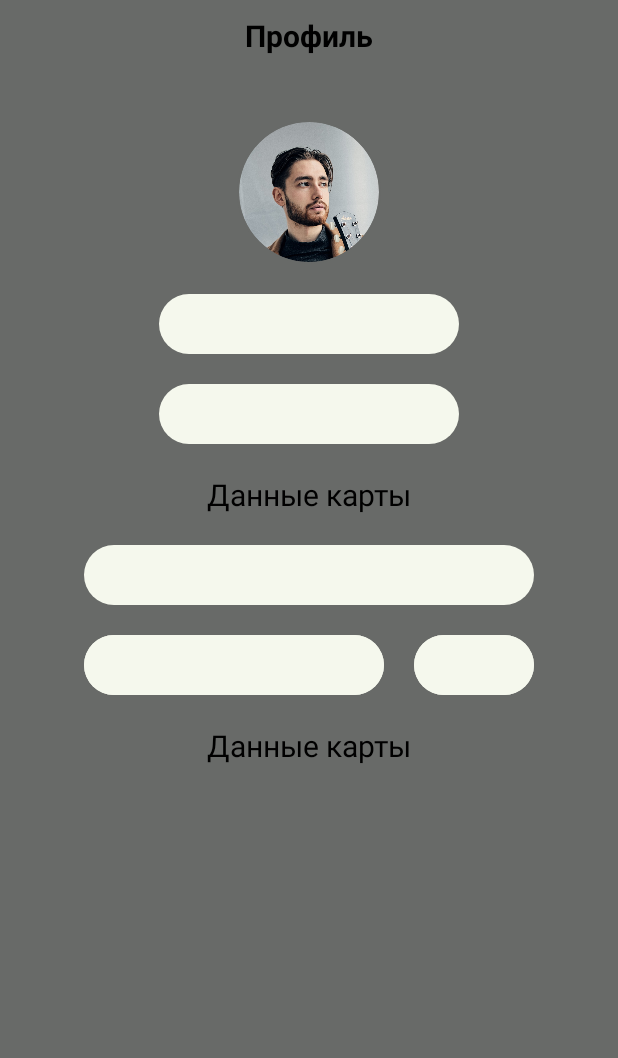
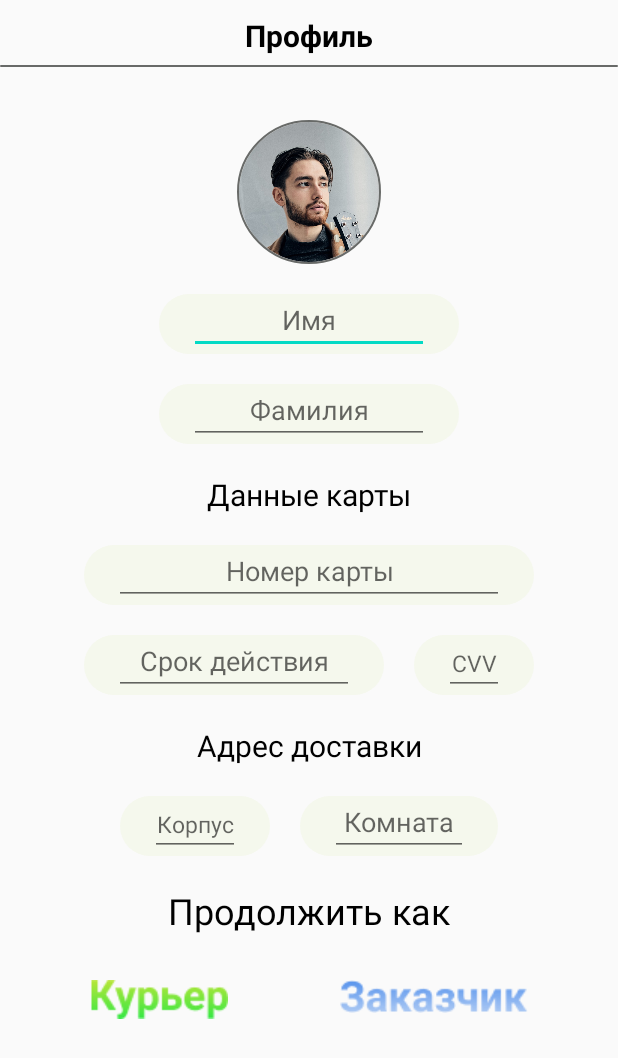
Before and after one commit to kmac3063/fefu_food_app, an Android app: the ProfileActivity screen opened directly, with no data from a screen before it, on a phone screen of 412 x 824 dp. Shown: the top 1058 px of the screen. Run offline under Robolectric (Android 15) with nearby library versions, the phone set to English and light mode, and no system bars; our stand-ins replace CircleImageView.

Commit message:
Complete start screen

```diff
--- a/app/src/main/res/layout/activity_main.xml
+++ b/app/src/main/res/layout/activity_main.xml
@@ -67,7 +67,8 @@
         android:inputType="phone"
         android:maxLength="12"
         android:gravity="center"
-        android:backgroundTint="@color/colorGray"/>
+        android:backgroundTint="@color/colorGray"
+        android:hint="Номер телефона"/>
     <View
         android:id="@+id/view2"
         android:layout_width="300dp"
--- a/app/src/main/res/layout/activity_profile.xml
+++ b/app/src/main/res/layout/activity_profile.xml
@@ -4,8 +4,7 @@
     xmlns:tools="http://schemas.android.com/tools"
     android:layout_width="match_parent"
     android:layout_height="match_parent"
-    tools:context=".ProfileActivity"
-    android:background="@color/colorGray">
+    tools:context=".ProfileActivity">
     <TextView
         android:id="@+id/text_view21"
         android:layout_width="wrap_content"
@@ -36,6 +35,7 @@
         app:layout_constraintRight_toRightOf="parent"
         app:layout_constraintTop_toTopOf="parent"
         android:layout_marginTop="80dp"/>
+
     <ImageView
         android:id="@+id/image_view21"
         android:layout_width="200dp"
@@ -101,7 +101,7 @@
         android:id="@+id/text_view23"
         android:layout_width="wrap_content"
         android:layout_height="wrap_content"
-        android:text="Данные карты"
+        android:text="Адрес доставки"
         app:layout_constraintLeft_toLeftOf="parent"
         app:layout_constraintRight_toRightOf="parent"
         app:layout_constraintTop_toBottomOf="@+id/image_view25"
@@ -111,10 +111,11 @@
 
     <ImageView
         android:id="@+id/image_view26"
-        android:layout_width="200dp"
+        android:layout_width="100dp"
         android:layout_height="40dp"
-        app:layout_constraintTop_toBottomOf="@id/image_view23"
-        app:layout_constraintLeft_toLeftOf="@id/image_view23"
+        app:layout_constraintTop_toBottomOf="@id/text_view23"
+        app:layout_constraintLeft_toLeftOf="parent"
+        android:layout_marginLeft="80dp"
         android:src="@drawable/rectangle2"
         android:layout_marginTop="20dp"/>
 
@@ -122,10 +123,130 @@
         android:id="@+id/image_view27"
         android:layout_width="0dp"
         android:layout_height="40dp"
+        app:layout_constraintTop_toTopOf="@id/image_view26"
+        app:layout_constraintLeft_toRightOf="@id/image_view26"
+        app:layout_constraintRight_toRightOf="parent"
+        android:src="@drawable/rectangle2"
+        android:layout_marginLeft="20dp"
+        android:layout_marginRight="80dp"/>
+
+    <TextView
+        android:id="@+id/text_view24"
+        android:layout_width="wrap_content"
+        android:layout_height="wrap_content"
+        android:text="Продолжить как"
+        app:layout_constraintLeft_toLeftOf="parent"
+        app:layout_constraintRight_toRightOf="parent"
+        app:layout_constraintTop_toBottomOf="@+id/image_view27"
+        android:textColor="@android:color/black"
+        android:layout_marginTop="20dp"
+        android:textSize="24sp"/>
+
+
+    <ImageView
+        android:id="@+id/image_view28"
+        android:layout_width="wrap_content"
+        android:layout_height="wrap_content"
+        app:layout_constraintTop_toBottomOf="@id/text_view24"
+        app:layout_constraintLeft_toLeftOf="parent"
+        android:layout_marginTop="30dp"
+        android:src="@drawable/courier"
+        android:layout_marginLeft="60dp"/>
+
+    <ImageView
+        android:id="@+id/image_view29"
+        android:layout_width="wrap_content"
+        android:layout_height="wrap_content"
+        app:layout_constraintTop_toBottomOf="@id/text_view24"
+        app:layout_constraintRight_toRightOf="parent"
+        android:layout_marginTop="30dp"
+        android:src="@drawable/client"
+        android:layout_marginRight="60dp"/>
+
+    <EditText
+        android:id="@+id/edit_text21"
+        android:layout_width="0dp"
+        android:layout_height="0dp"
+        android:hint="Имя"
+        app:layout_constraintLeft_toLeftOf="@id/image_view21"
+        app:layout_constraintRight_toRightOf="@id/image_view21"
+        app:layout_constraintTop_toTopOf="@id/image_view21"
+        app:layout_constraintBottom_toBottomOf="@id/image_view21"
+        android:gravity="center"
+        android:layout_marginHorizontal="20dp"/>
+
+    <EditText
+        android:id="@+id/edit_text22"
+        android:layout_width="0dp"
+        android:layout_height="0dp"
+        android:hint="Фамилия"
+        app:layout_constraintLeft_toLeftOf="@id/image_view22"
+        app:layout_constraintRight_toRightOf="@id/image_view22"
+        app:layout_constraintTop_toTopOf="@id/image_view22"
+        app:layout_constraintBottom_toBottomOf="@id/image_view22"
+        android:gravity="center"
+        android:layout_marginHorizontal="20dp"/>
+
+    <EditText
+        android:id="@+id/edit_text23"
+        android:layout_width="0dp"
+        android:layout_height="0dp"
+        android:hint="Номер карты"
+        app:layout_constraintLeft_toLeftOf="@id/image_view23"
+        app:layout_constraintRight_toRightOf="@id/image_view23"
+        app:layout_constraintTop_toTopOf="@id/image_view23"
+        app:layout_constraintBottom_toBottomOf="@id/image_view23"
+        android:gravity="center"
+        android:layout_marginHorizontal="20dp"/>
+
+    <EditText
+        android:id="@+id/edit_text24"
+        android:layout_width="0dp"
+        android:layout_height="0dp"
+        android:hint="Срок действия"
+        app:layout_constraintLeft_toLeftOf="@id/image_view24"
+        app:layout_constraintRight_toRightOf="@id/image_view24"
         app:layout_constraintTop_toTopOf="@id/image_view24"
-        app:layout_constraintLeft_toRightOf="@id/image_view24"
-        app:layout_constraintRight_toRightOf="@id/image_view23"
-        android:src="@drawable/rectangle2"
-        android:layout_marginLeft="20dp"/>
+        app:layout_constraintBottom_toBottomOf="@id/image_view24"
+        android:gravity="center"
+        android:layout_marginHorizontal="20dp"/>
+
+    <EditText
+        android:id="@+id/edit_text25"
+        android:layout_width="0dp"
+        android:layout_height="0dp"
+        android:hint="CVV"
+        app:layout_constraintLeft_toLeftOf="@id/image_view25"
+        app:layout_constraintRight_toRightOf="@id/image_view25"
+        app:layout_constraintTop_toTopOf="@id/image_view25"
+        app:layout_constraintBottom_toBottomOf="@id/image_view25"
+        android:gravity="center"
+        android:textSize="15sp"
+        android:layout_marginHorizontal="20dp"/>
+
+    <EditText
+        android:id="@+id/edit_text26"
+        android:layout_width="0dp"
+        android:layout_height="0dp"
+        android:hint="Корпус"
+        app:layout_constraintLeft_toLeftOf="@id/image_view26"
+        app:layout_constraintRight_toRightOf="@id/image_view26"
+        app:layout_constraintTop_toTopOf="@id/image_view26"
+        app:layout_constraintBottom_toBottomOf="@id/image_view26"
+        android:gravity="center"
+        android:textSize="15sp"
+        android:layout_marginHorizontal="20dp"/>
+
+    <EditText
+        android:id="@+id/edit_text27"
+        android:layout_width="0dp"
+        android:layout_height="0dp"
+        android:hint="Комната"
+        app:layout_constraintLeft_toLeftOf="@id/image_view27"
+        app:layout_constraintRight_toRightOf="@id/image_view27"
+        app:layout_constraintTop_toTopOf="@id/image_view27"
+        app:layout_constraintBottom_toBottomOf="@id/image_view27"
+        android:gravity="center"
+        android:layout_marginHorizontal="20dp"/>
 
 </androidx.constraintlayout.widget.ConstraintLayout>
```
Also changed, not shown: app/src/main/res/drawable/client.png (added), app/src/main/res/drawable/courier.png (added).
